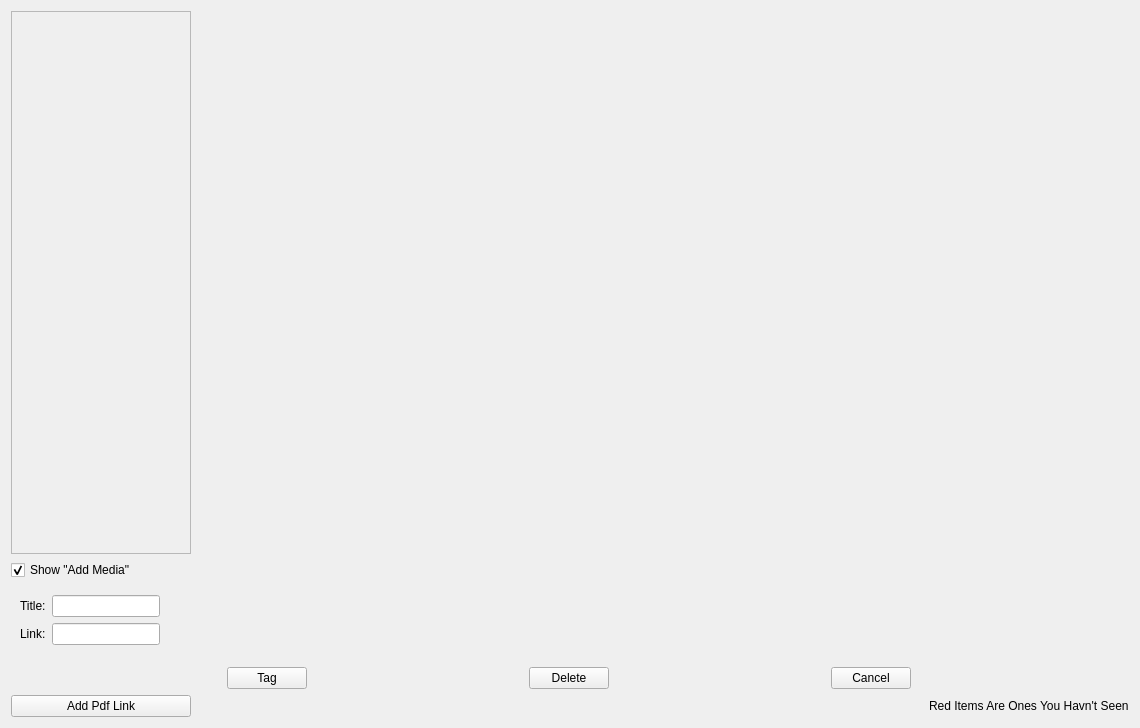
This is ui/MediaDialog.ui in dmzdev/stance as Qt 5 draws it before an edit. The edited form follows.
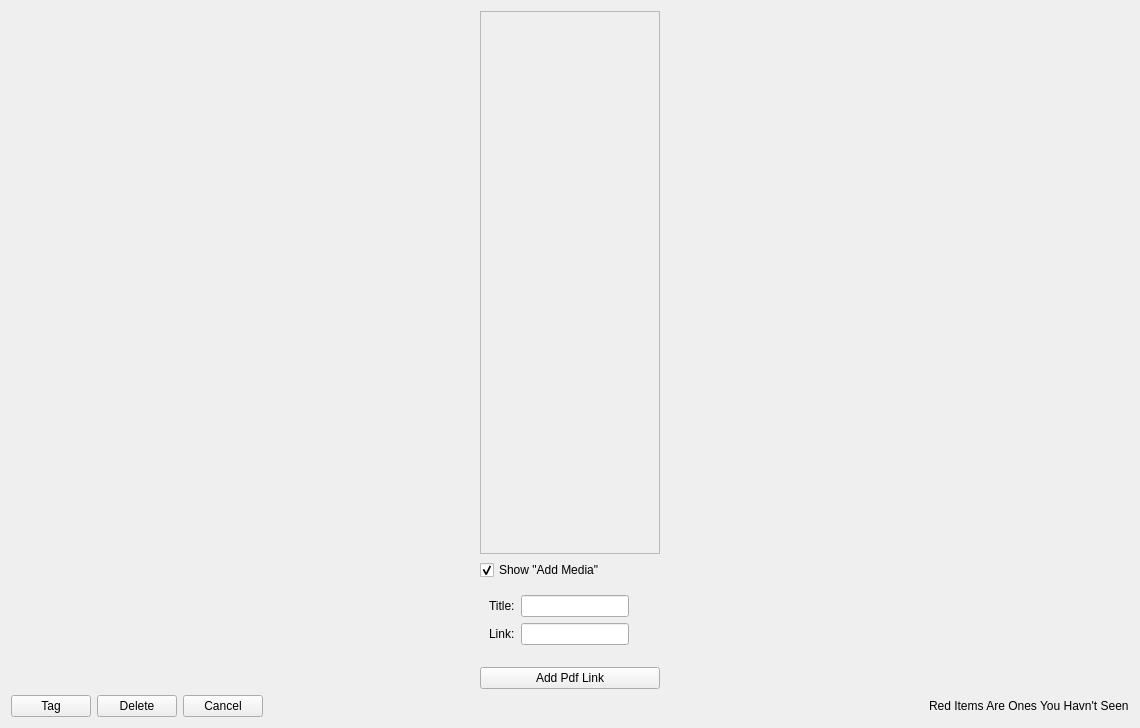
This is the edited form.

What changed in the file:
```diff
--- a/ui/MediaDialog.ui
+++ b/ui/MediaDialog.ui
@@ -59,7 +59,7 @@
             <x>0</x>
             <y>0</y>
             <width>178</width>
-            <height>494</height>
+            <height>496</height>
            </rect>
           </property>
          </widget>
@@ -67,6 +67,24 @@
        </item>
        <item>
         <widget class="QCheckBox" name="checkBox">
+         <property name="sizePolicy">
+          <sizepolicy hsizetype="Maximum" vsizetype="Preferred">
+           <horstretch>0</horstretch>
+           <verstretch>0</verstretch>
+          </sizepolicy>
+         </property>
+         <property name="minimumSize">
+          <size>
+           <width>180</width>
+           <height>0</height>
+          </size>
+         </property>
+         <property name="maximumSize">
+          <size>
+           <width>180</width>
+           <height>16777215</height>
+          </size>
+         </property>
          <property name="text">
           <string>Show &quot;Add Media&quot;</string>
          </property>
@@ -77,12 +95,24 @@
        </item>
        <item>
         <widget class="QWidget" name="addWidget" native="true">
+         <property name="sizePolicy">
+          <sizepolicy hsizetype="Fixed" vsizetype="Preferred">
+           <horstretch>0</horstretch>
+           <verstretch>0</verstretch>
+          </sizepolicy>
+         </property>
          <property name="minimumSize">
           <size>
-           <width>0</width>
+           <width>180</width>
            <height>50</height>
           </size>
          </property>
+         <property name="maximumSize">
+          <size>
+           <width>180</width>
+           <height>16777215</height>
+          </size>
+         </property>
          <layout class="QVBoxLayout" name="verticalLayout_4">
           <property name="margin">
            <number>0</number>
@@ -134,9 +164,37 @@
             </layout>
            </widget>
           </item>
+          <item>
+           <widget class="QPushButton" name="addMediaButton">
+            <property name="sizePolicy">
+             <sizepolicy hsizetype="Fixed" vsizetype="Fixed">
+              <horstretch>0</horstretch>
+              <verstretch>0</verstretch>
+             </sizepolicy>
+            </property>
+            <property name="minimumSize">
+             <size>
+              <width>180</width>
+              <height>0</height>
+             </size>
+            </property>
+            <property name="text">
+             <string>Add Pdf Link</string>
+            </property>
+           </widget>
+          </item>
           <item>
            <layout class="QVBoxLayout" name="groupSelectionLayout"/>
           </item>
+         </layout>
+        </widget>
+       </item>
+      </layout>
+     </item>
+    </layout>
+   </item>
+   <item>
+    <layout class="QHBoxLayout" name="horizontalLayout_2">
           <item>
            <layout class="QHBoxLayout" name="horizontalLayout_3">
             <item>
@@ -188,28 +246,6 @@
              </widget>
             </item>
            </layout>
-          </item>
-         </layout>
-        </widget>
-       </item>
-      </layout>
-     </item>
-    </layout>
-   </item>
-   <item>
-    <layout class="QHBoxLayout" name="horizontalLayout_2">
-     <item>
-      <widget class="QPushButton" name="addMediaButton">
-       <property name="minimumSize">
-        <size>
-         <width>180</width>
-         <height>0</height>
-        </size>
-       </property>
-       <property name="text">
-        <string>Add Pdf Link</string>
-       </property>
-      </widget>
      </item>
      <item>
       <spacer name="horizontalSpacer">
```
Lines whose indentation alone changed are shown as unchanged.
